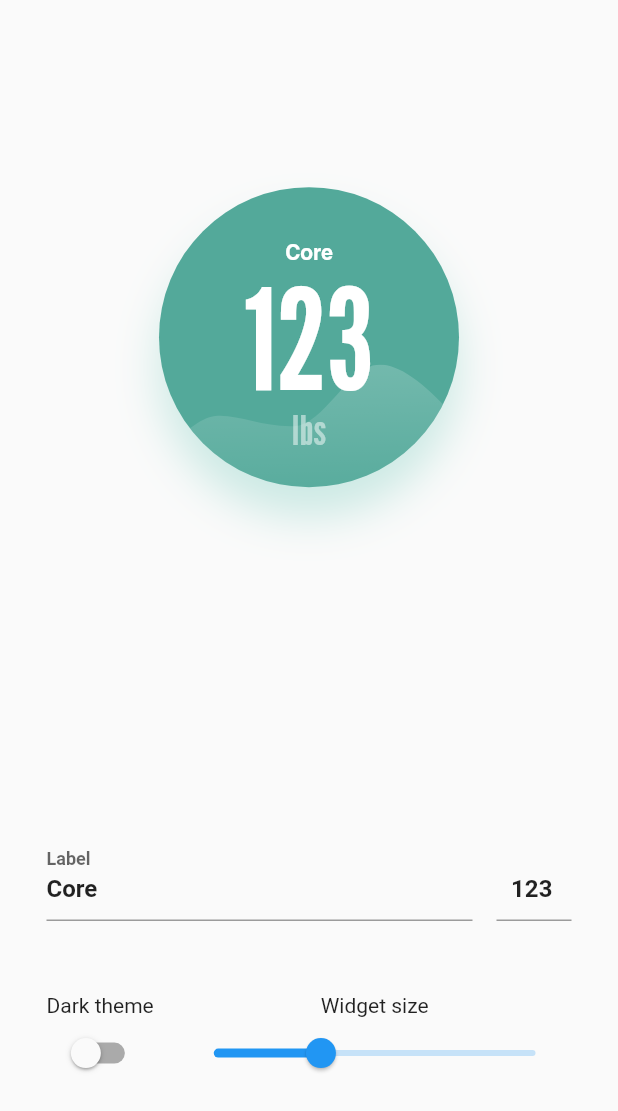
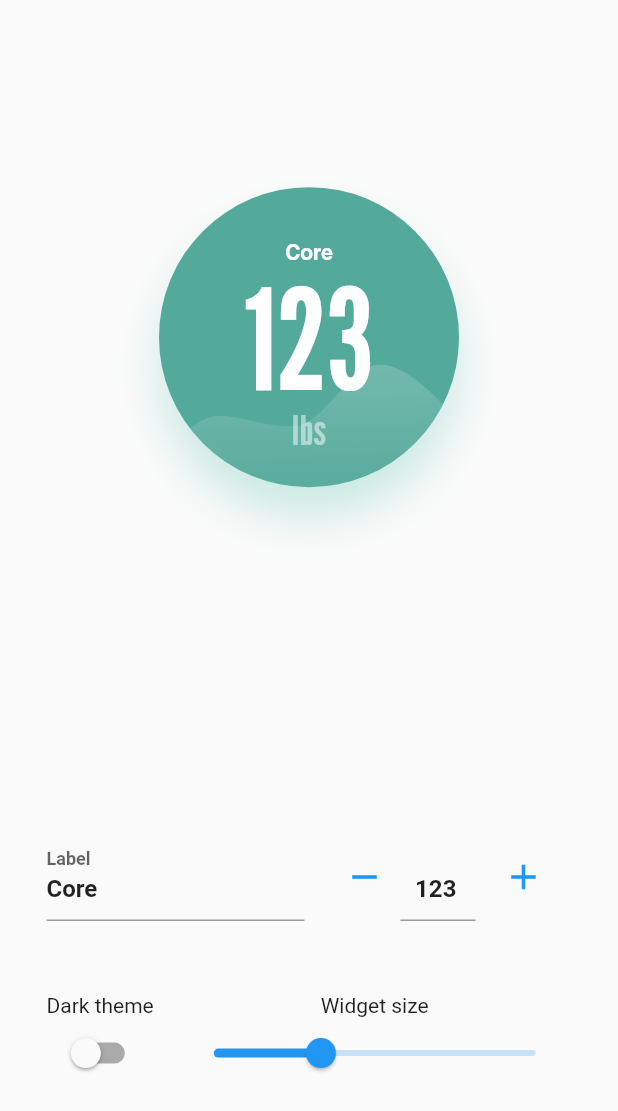
Before and after one commit to maxeema/tonal_ui_flutter_assignment, a Flutter app: the screen it shows after launch, on a phone screen of 412 x 824 dp. Shown: the top 1111 px of the screen. Run offline on Flutter 3.47's test engine with Material 2 defaults, Android fonts, the phone set to English and light mode, and no system bars; our stand-ins replace flutter_svg.

Commit message:
feat: add 'increment'/'decrement' weight buttons for convenience

```diff
--- a/lib/main.dart
+++ b/lib/main.dart
@@ -121,6 +121,12 @@ class _MetricsWidgetPreviewState extends State<MetricsWidgetPreview> {
                       ),
                     ),
                     const VerticalDivider(),
+                    IconButton(
+                      icon: const Icon(Icons.remove),
+                      color: Theme.of(context).primaryColor,
+                      iconSize: 28,
+                      onPressed: () => _tryIncrementWeight(-1),
+                    ),
                     SizedBox(
                       width: 50,
                       child: TextField(
@@ -149,7 +155,7 @@ class _MetricsWidgetPreviewState extends State<MetricsWidgetPreview> {
                               if (newValueInt != newValueIntClamped) {
                                 setState(() {
                                   _weightInputError =
-                                      '${MetricsWidget.minWeightValue} - ${MetricsWidget.maxWeightValue}';
+                                  '${MetricsWidget.minWeightValue} - ${MetricsWidget.maxWeightValue}';
                                 });
                                 // return newValue;
                               }
@@ -163,6 +169,15 @@ class _MetricsWidgetPreviewState extends State<MetricsWidgetPreview> {
                           errorText: _weightInputError,
                         ),
                       ),
+                    ),
+                    IconButton(
+                      icon: const Icon(
+                        Icons.add,
+                      ),
+                      color: Theme.of(context).primaryColor,
+                      padding: const EdgeInsets.symmetric(vertical: 4.0, horizontal: 18.0),
+                      iconSize: 28,
+                      onPressed: () => _tryIncrementWeight(1),
                     ),
                   ],
                 ),
@@ -215,7 +230,7 @@ class _MetricsWidgetPreviewState extends State<MetricsWidgetPreview> {
     );
   }
 
-  void tryIncrementWeight(int value) {
+  void _tryIncrementWeight(int value) {
     final parsed = int.tryParse(_weightTextController.text) ?? -1;
     final clamped = parsed.clampWeight();
     if (parsed == clamped) {
```
